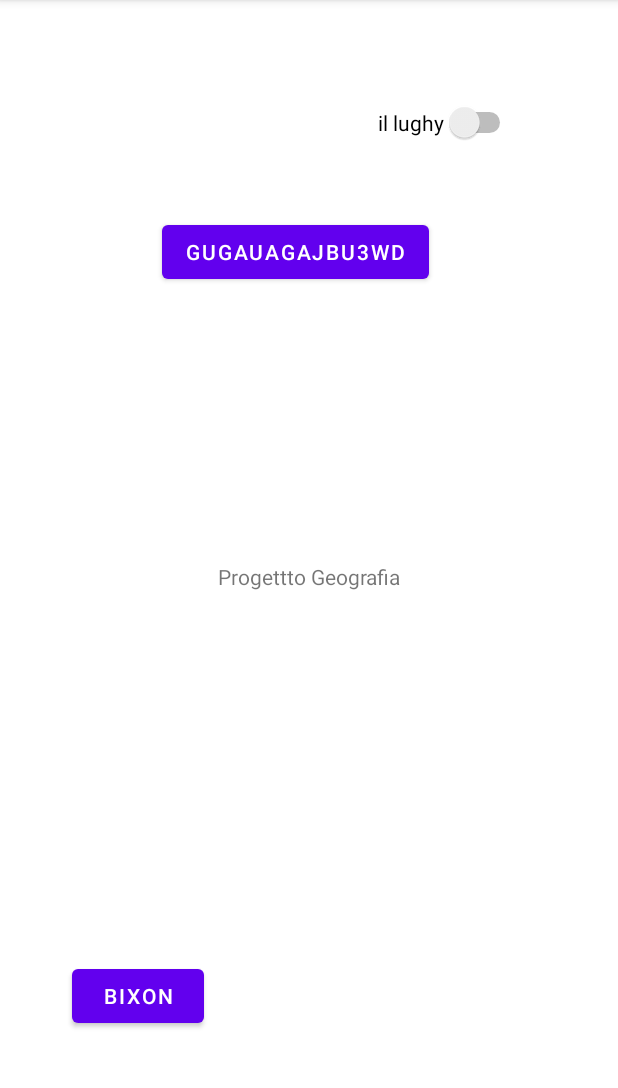
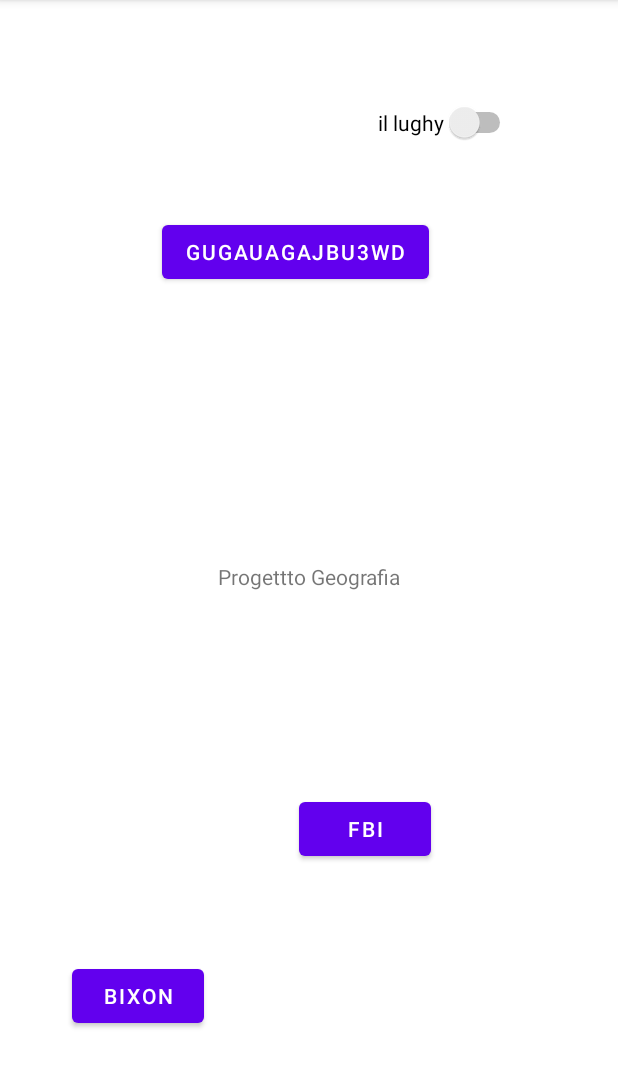
Before and after one commit to SGiuri/ProgettoGeografia, an Android app: the screen it shows after launch (MainActivity), on a phone screen of 412 x 824 dp, the part 84-1172 px from its top. Run offline under Robolectric (Android 15) with nearby library versions, the phone set to English and light mode, and no system bars.

```diff
--- a/app/src/main/res/layout/activity_main.xml
+++ b/app/src/main/res/layout/activity_main.xml
@@ -45,4 +45,16 @@
         app:layout_constraintBottom_toBottomOf="parent"
         app:layout_constraintStart_toStartOf="parent" />
 
+    <Button
+        android:id="@+id/button4"
+        android:layout_width="wrap_content"
+        android:layout_height="wrap_content"
+        android:text="FBI"
+        app:layout_constraintBottom_toBottomOf="parent"
+        app:layout_constraintEnd_toEndOf="parent"
+        app:layout_constraintHorizontal_bias="0.616"
+        app:layout_constraintStart_toStartOf="parent"
+        app:layout_constraintTop_toTopOf="parent"
+        app:layout_constraintVertical_bias="0.734" />
+
 </androidx.constraintlayout.widget.ConstraintLayout>
```
